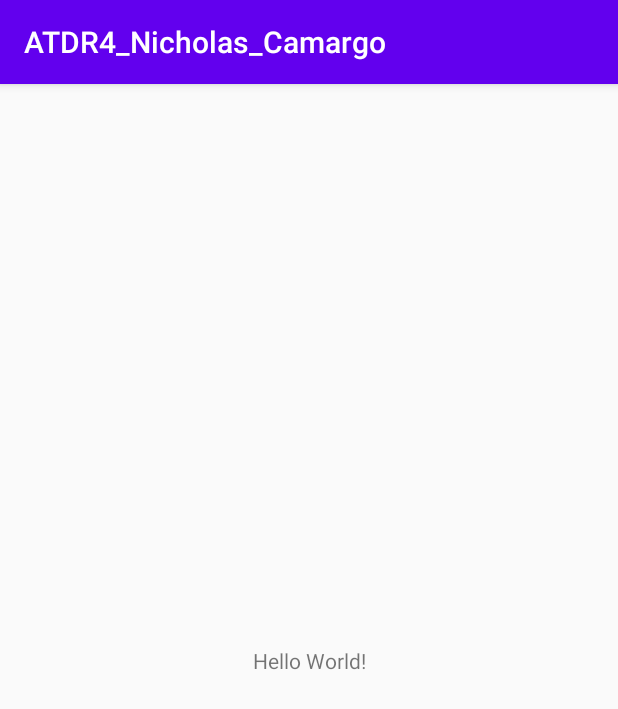
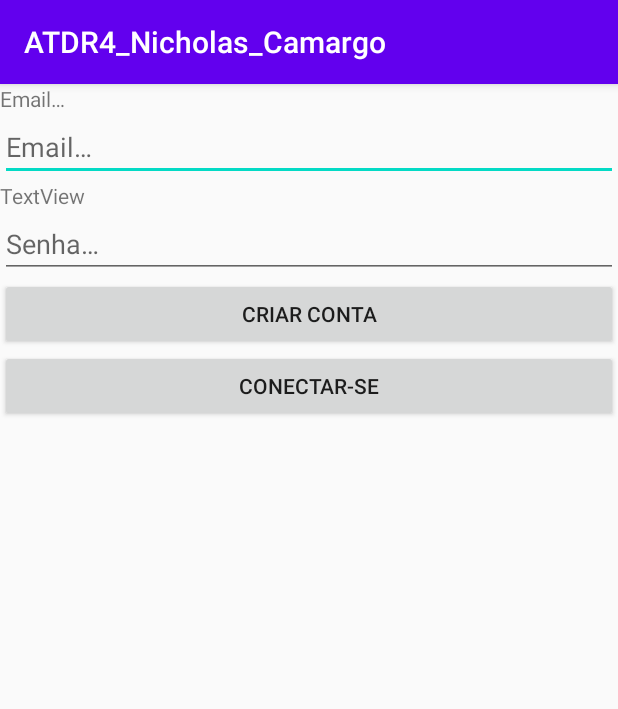
Before and after one commit to NicholasGCamargo/TrabalhoFinal-DR42020-01, an Android app: the screen it shows after launch (MainActivity), on a phone screen of 412 x 824 dp. Shown: the top 709 px of the screen. Run offline under Robolectric (Android 15) with nearby library versions, the phone set to English and light mode, and no system bars.

Commit message:
Layout da tela de login(main)

```diff
--- a/app/src/main/res/layout/activity_main.xml
+++ b/app/src/main/res/layout/activity_main.xml
@@ -1,18 +1,49 @@
 <?xml version="1.0" encoding="utf-8"?>
-<androidx.constraintlayout.widget.ConstraintLayout xmlns:android="http://schemas.android.com/apk/res/android"
-    xmlns:app="http://schemas.android.com/apk/res-auto"
+<LinearLayout xmlns:android="http://schemas.android.com/apk/res/android"
     xmlns:tools="http://schemas.android.com/tools"
     android:layout_width="match_parent"
     android:layout_height="match_parent"
+    android:orientation="vertical"
     tools:context=".MainActivity">
 
     <TextView
-        android:layout_width="wrap_content"
+        android:id="@+id/textView"
+        android:layout_width="match_parent"
         android:layout_height="wrap_content"
-        android:text="Hello World!"
-        app:layout_constraintBottom_toBottomOf="parent"
-        app:layout_constraintLeft_toLeftOf="parent"
-        app:layout_constraintRight_toRightOf="parent"
-        app:layout_constraintTop_toTopOf="parent" />
+        android:text="@string/email_main" />
 
-</androidx.constraintlayout.widget.ConstraintLayout>
+    <EditText
+        android:id="@+id/editTextEmailMain"
+        android:layout_width="match_parent"
+        android:layout_height="wrap_content"
+        android:ems="10"
+        android:hint="@string/email_main"
+        android:inputType="textEmailAddress" />
+
+    <TextView
+        android:id="@+id/textView2"
+        android:layout_width="match_parent"
+        android:layout_height="wrap_content"
+        android:text="TextView"
+        tools:text="@string/senha_main" />
+
+    <EditText
+        android:id="@+id/editTextSenhaMain"
+        android:layout_width="match_parent"
+        android:layout_height="wrap_content"
+        android:ems="10"
+        android:hint="@string/senha_main"
+        android:inputType="textPassword" />
+
+    <Button
+        android:id="@+id/btnCriarContaMain"
+        android:layout_width="match_parent"
+        android:layout_height="wrap_content"
+        android:text="@string/btn_criar" />
+
+    <Button
+        android:id="@+id/btnLoginMain"
+        android:layout_width="match_parent"
+        android:layout_height="wrap_content"
+        android:text="@string/btn_login" />
+</LinearLayout>
--- a/app/src/main/res/values/strings.xml
+++ b/app/src/main/res/values/strings.xml
@@ -1,3 +1,9 @@
 <resources>
     <string name="app_name">ATDR4_Nicholas_Camargo</string>
+
+    <!--    activity_main strings-->
+    <string name="email_main">Email…</string>
+    <string name="senha_main">Senha…</string>
+    <string name="btn_criar">Criar conta</string>
+    <string name="btn_login">Conectar-se</string>
 </resources>
```
